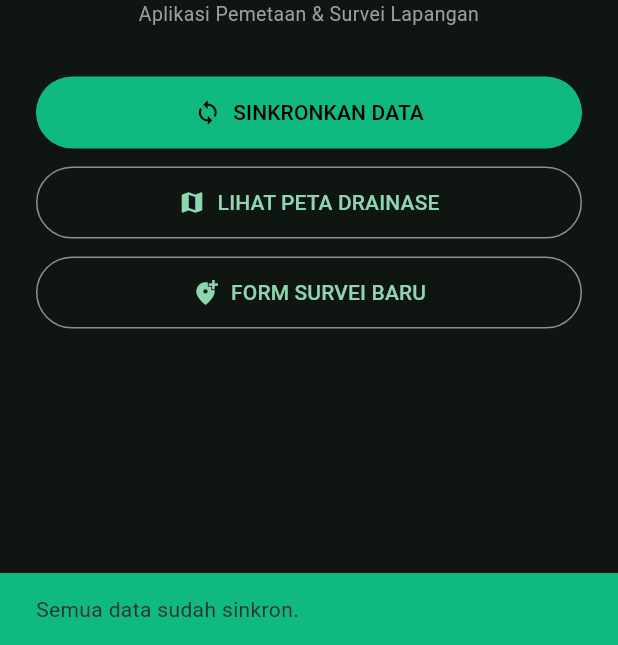
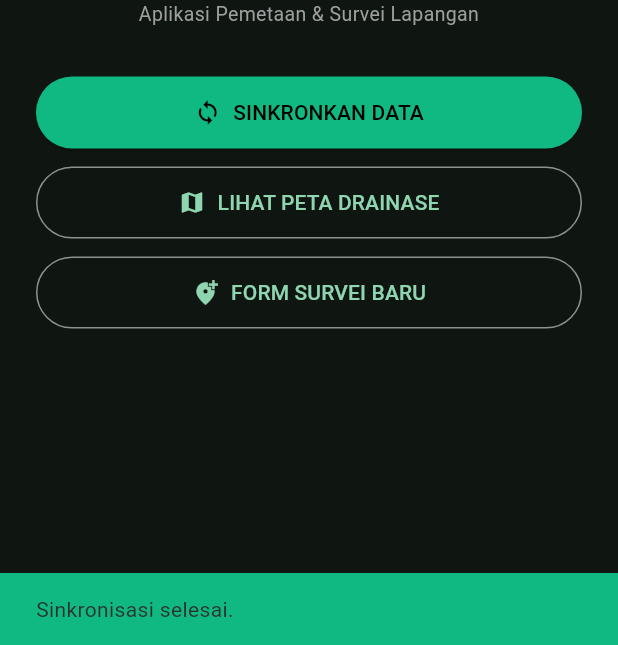
Before and after one commit to umamit/si-paja, a Flutter app: the HomeScreen screen opened directly, after a tap on "SINKRONKAN DATA", on a phone screen of 412 x 824 dp, the part 591-1236 px from its top. Run offline on Flutter 3.47's test engine with Material 3 defaults, Android fonts, the phone set to English and light mode, and no system bars; our stand-ins replace flutter_map, geolocator, image_picker, latlong2, sqflite, supabase_flutter; accounts and stored records are empty.

Commit message:
feat(mobile): implement automatic sync-down on MapScreen load and dashboard

```diff
--- a/mobile/lib/data/repositories/sync_repository.dart
+++ b/mobile/lib/data/repositories/sync_repository.dart
@@ -1,6 +1,7 @@
 import 'dart:io';
 import 'package:supabase_flutter/supabase_flutter.dart';
 import 'package:path/path.dart' as p;
+import '../models/segment_model.dart';
 import 'local_db_repository.dart';
 
 class SyncRepository {
@@ -70,4 +71,21 @@ class SyncRepository {
 
     return successCount;
   }
+
+  /// Mengunduh data segmen drainase dari Supabase dan memperbarui cache SQLite lokal.
+  Future<void> downloadAndCacheSegments() async {
+    try {
+      final List<dynamic> response = await _client.from('drainage_segments').select();
+      for (final raw in response) {
+        final data = Map<String, dynamic>.from(raw);
+        // Tandai data dari server sebagai sudah tersinkronisasi
+        data['is_synced'] = 1;
+
+        final segment = SegmentModel.fromMap(data);
+        await _localDb.insertSegment(segment);
+      }
+    } catch (e) {
+      // Abaikan jika tidak ada internet, data offline lama tetap aman digunakan
+    }
+  }
 }
--- a/mobile/lib/main.dart
+++ b/mobile/lib/main.dart
@@ -64,9 +64,10 @@ class _HomeScreenState extends State<HomeScreen> {
   void _triggerSync() async {
     setState(() => _isSyncing = true);
     final count = await _syncRepo.syncOfflineSegments();
+    await _syncRepo.downloadAndCacheSegments();
     await _checkUnsynced();
     setState(() => _isSyncing = false);
-    if (mounted) ScaffoldMessenger.of(context).showSnackBar(SnackBar(content: Text(count > 0 ? '$count data berhasil disinkronkan!' : 'Semua data sudah sinkron.'), backgroundColor: const Color(0xFF10B981)));
+    if (mounted) ScaffoldMessenger.of(context).showSnackBar(SnackBar(content: Text(count > 0 ? '$count data berhasil disinkronkan!' : 'Sinkronisasi selesai.'), backgroundColor: const Color(0xFF10B981)));
   }
 
   @override
--- a/mobile/lib/presentation/map/map_screen.dart
+++ b/mobile/lib/presentation/map/map_screen.dart
@@ -4,6 +4,7 @@ import 'package:latlong2/latlong.dart';
 import '../../core/gps_tracker.dart';
 import '../../data/models/segment_model.dart';
 import '../../data/repositories/local_db_repository.dart';
+import '../../data/repositories/sync_repository.dart';
 
 class MapScreen extends StatefulWidget {
   const MapScreen({super.key});
@@ -14,6 +15,7 @@ class MapScreen extends StatefulWidget {
 
 class _MapScreenState extends State<MapScreen> {
   final _localDb = LocalDbRepository();
+  final _syncRepo = SyncRepository();
   final _gpsTracker = GpsTracker();
   final _mapController = MapController();
   List<SegmentModel> _segments = [];
@@ -29,8 +31,9 @@ class _MapScreenState extends State<MapScreen> {
   }
 
   Future<void> _loadSegments() async {
+    await _syncRepo.downloadAndCacheSegments();
     final data = await _localDb.getOfflineSegments();
-    setState(() => _segments = data);
+    if (mounted) setState(() => _segments = data);
   }
 
   Future<void> _initCurrentLocation() async {
```
